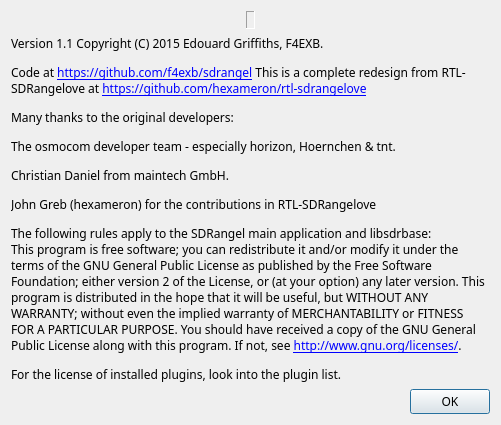
Old version of the form sdrbase/gui/aboutdialog.ui in the repository f4exb/sdrangel.
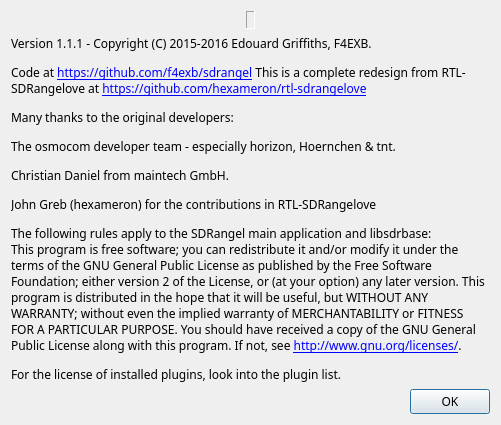
New version of the form. Icons and pictures are not drawn.

Commit message: UDPsource plugin: fixed missing method body causing program crash when address text is edited

Patch:
```diff
--- a/sdrbase/gui/aboutdialog.ui
+++ b/sdrbase/gui/aboutdialog.ui
@@ -84,7 +84,7 @@
    <item>
     <widget class="QLabel" name="label_2">
      <property name="text">
-      <string>&lt;html&gt;&lt;head/&gt;&lt;body&gt;&lt;p&gt;Version 1.1 Copyright (C) 2015 Edouard Griffiths, F4EXB. &lt;/p&gt;&lt;p&gt;Code at &lt;a href=&quot;https://github.com/f4exb/sdrangel&quot;&gt;&lt;span style=&quot; text-decoration: underline; color:#0000ff;&quot;&gt;https://github.com/f4exb/sdrangel&lt;/span&gt;&lt;/a&gt; This is a complete redesign from RTL-SDRangelove at &lt;a href=&quot;https://github.com/hexameron/rtl-sdrangelove&quot;&gt;&lt;span style=&quot; text-decoration: underline; color:#0000ff;&quot;&gt;https://github.com/hexameron/rtl-sdrangelove&lt;/span&gt;&lt;/a&gt;&lt;/p&gt;&lt;p&gt;Many thanks to the original developers:&lt;/p&gt;&lt;p&gt;The osmocom developer team - especially horizon, Hoernchen &amp;amp; tnt.&lt;/p&gt;&lt;p&gt;Christian Daniel from maintech GmbH.&lt;/p&gt;&lt;p&gt;John Greb (hexameron) for the contributions in RTL-SDRangelove&lt;/p&gt;&lt;p&gt;The following rules apply to the SDRangel main application and libsdrbase:&lt;br/&gt;This program is free software; you can redistribute it and/or modify it under the terms of the GNU General Public License as published by the Free Software Foundation; either version 2 of the License, or (at your option) any later version. This program is distributed in the hope that it will be useful, but WITHOUT ANY WARRANTY; without even the implied warranty of MERCHANTABILITY or FITNESS FOR A PARTICULAR PURPOSE. You should have received a copy of the GNU General Public License along with this program. If not, see &lt;a href=&quot;http://www.gnu.org/licenses/&quot;&gt;&lt;span style=&quot; text-decoration: underline; color:#0000ff;&quot;&gt;http://www.gnu.org/licenses/&lt;/span&gt;&lt;/a&gt;.&lt;/p&gt;&lt;p&gt;For the license of installed plugins, look into the plugin list.&lt;/p&gt;&lt;/body&gt;&lt;/html&gt;</string>
+      <string>&lt;html&gt;&lt;head/&gt;&lt;body&gt;&lt;p&gt;Version 1.1.1 - Copyright (C) 2015-2016 Edouard Griffiths, F4EXB. &lt;/p&gt;&lt;p&gt;Code at &lt;a href=&quot;https://github.com/f4exb/sdrangel&quot;&gt;&lt;span style=&quot; text-decoration: underline; color:#0000ff;&quot;&gt;https://github.com/f4exb/sdrangel&lt;/span&gt;&lt;/a&gt; This is a complete redesign from RTL-SDRangelove at &lt;a href=&quot;https://github.com/hexameron/rtl-sdrangelove&quot;&gt;&lt;span style=&quot; text-decoration: underline; color:#0000ff;&quot;&gt;https://github.com/hexameron/rtl-sdrangelove&lt;/span&gt;&lt;/a&gt;&lt;/p&gt;&lt;p&gt;Many thanks to the original developers:&lt;/p&gt;&lt;p&gt;The osmocom developer team - especially horizon, Hoernchen &amp;amp; tnt.&lt;/p&gt;&lt;p&gt;Christian Daniel from maintech GmbH.&lt;/p&gt;&lt;p&gt;John Greb (hexameron) for the contributions in RTL-SDRangelove&lt;/p&gt;&lt;p&gt;The following rules apply to the SDRangel main application and libsdrbase:&lt;br/&gt;This program is free software; you can redistribute it and/or modify it under the terms of the GNU General Public License as published by the Free Software Foundation; either version 2 of the License, or (at your option) any later version. This program is distributed in the hope that it will be useful, but WITHOUT ANY WARRANTY; without even the implied warranty of MERCHANTABILITY or FITNESS FOR A PARTICULAR PURPOSE. You should have received a copy of the GNU General Public License along with this program. If not, see &lt;a href=&quot;http://www.gnu.org/licenses/&quot;&gt;&lt;span style=&quot; text-decoration: underline; color:#0000ff;&quot;&gt;http://www.gnu.org/licenses/&lt;/span&gt;&lt;/a&gt;.&lt;/p&gt;&lt;p&gt;For the license of installed plugins, look into the plugin list.&lt;/p&gt;&lt;/body&gt;&lt;/html&gt;</string>
      </property>
      <property name="wordWrap">
       <bool>true</bool>
```
The commit also changes 2 other files.
